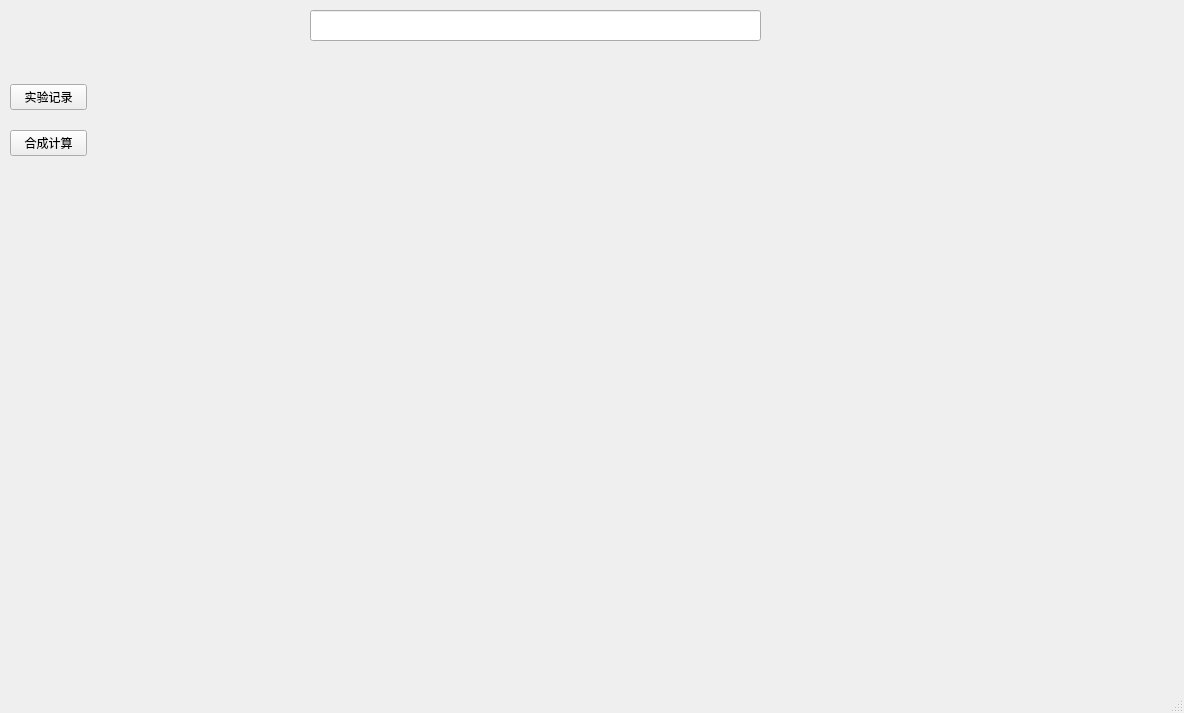
First picture: the form in mainwindow.ui, repository wizxm/ChemELN, before the edit.
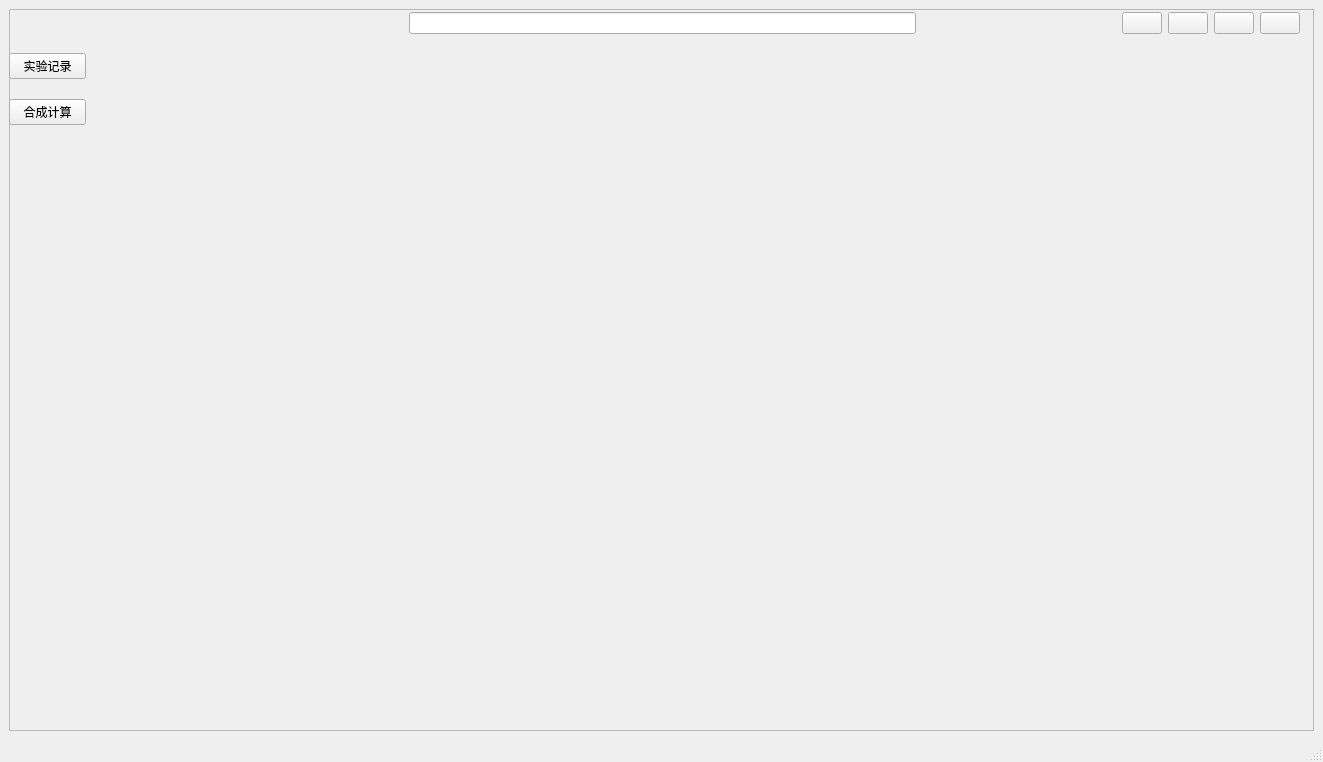
Second picture: the form after the edit. Icons and pictures are not drawn.

```diff
--- a/mainwindow.ui
+++ b/mainwindow.ui
@@ -6,8 +6,8 @@
    <rect>
     <x>0</x>
     <y>0</y>
-    <width>1184</width>
-    <height>713</height>
+    <width>1323</width>
+    <height>762</height>
    </rect>
   </property>
   <property name="windowTitle">
@@ -17,45 +17,143 @@
    <set>Qt::ImhNone</set>
   </property>
   <widget class="QWidget" name="centralwidget">
-   <widget class="QLineEdit" name="lineEdit">
-    <property name="geometry">
-     <rect>
-      <x>310</x>
-      <y>10</y>
-      <width>451</width>
-      <height>31</height>
-     </rect>
-    </property>
-    <property name="inputMethodHints">
-     <set>Qt::ImhDate</set>
-    </property>
-   </widget>
-   <widget class="QWidget" name="">
-    <property name="geometry">
-     <rect>
-      <x>10</x>
-      <y>70</y>
-      <width>77</width>
-      <height>101</height>
-     </rect>
-    </property>
-    <layout class="QVBoxLayout" name="verticalLayout">
-     <item>
-      <widget class="QPushButton" name="pushButton">
-       <property name="text">
-        <string>实验记录</string>
+   <layout class="QVBoxLayout" name="verticalLayout_2">
+    <item>
+     <widget class="QFrame" name="frame">
+      <property name="frameShape">
+       <enum>QFrame::StyledPanel</enum>
+      </property>
+      <property name="frameShadow">
+       <enum>QFrame::Raised</enum>
+      </property>
+      <widget class="QWidget" name="layoutWidget">
+       <property name="geometry">
+        <rect>
+         <x>0</x>
+         <y>30</y>
+         <width>77</width>
+         <height>101</height>
+        </rect>
        </property>
+       <layout class="QVBoxLayout" name="verticalLayout">
+        <item>
+         <widget class="QPushButton" name="pushButton">
+          <property name="text">
+           <string>实验记录</string>
+          </property>
+         </widget>
+        </item>
+        <item>
+         <widget class="QPushButton" name="pushButton_2">
+          <property name="text">
+           <string>合成计算</string>
+          </property>
+         </widget>
+        </item>
+       </layout>
       </widget>
-     </item>
-     <item>
-      <widget class="QPushButton" name="pushButton_2">
-       <property name="text">
-        <string>合成计算</string>
+      <widget class="QWidget" name="">
+       <property name="geometry">
+        <rect>
+         <x>0</x>
+         <y>0</y>
+         <width>1291</width>
+         <height>28</height>
+        </rect>
        </property>
+       <layout class="QHBoxLayout" name="horizontalLayout_2">
+        <item>
+         <spacer name="horizontalSpacer_2">
+          <property name="orientation">
+           <enum>Qt::Horizontal</enum>
+          </property>
+          <property name="sizeType">
+           <enum>QSizePolicy::Fixed</enum>
+          </property>
+          <property name="sizeHint" stdset="0">
+           <size>
+            <width>400</width>
+            <height>20</height>
+           </size>
+          </property>
+         </spacer>
+        </item>
+        <item>
+         <widget class="QLineEdit" name="lineEdit">
+          <property name="inputMethodHints">
+           <set>Qt::ImhDate</set>
+          </property>
+         </widget>
+        </item>
+        <item>
+         <spacer name="horizontalSpacer">
+          <property name="orientation">
+           <enum>Qt::Horizontal</enum>
+          </property>
+          <property name="sizeType">
+           <enum>QSizePolicy::Fixed</enum>
+          </property>
+          <property name="sizeHint" stdset="0">
+           <size>
+            <width>200</width>
+            <height>20</height>
+           </size>
+          </property>
+         </spacer>
+        </item>
+        <item>
+         <layout class="QHBoxLayout" name="horizontalLayout">
+          <item>
+           <widget class="QPushButton" name="pushButton_3">
+            <property name="styleSheet">
+             <string notr="true">image: url(:/new/prefix1/res/options.png);</string>
+            </property>
+            <property name="text">
+             <string/>
+            </property>
+           </widget>
+          </item>
+          <item>
+           <widget class="QPushButton" name="pushButton_4">
+            <property name="styleSheet">
+             <string notr="true">image: url(:/new/prefix1/res/minimize.png);</string>
+            </property>
+            <property name="text">
+             <string/>
+            </property>
+           </widget>
+          </item>
+          <item>
+           <widget class="QPushButton" name="pushButton_5">
+            <property name="styleSheet">
+             <string notr="true">image: url(:/new/prefix1/res/maximize.png);</string>
+            </property>
+            <property name="text">
+             <string/>
+            </property>
+           </widget>
+          </item>
+          <item>
+           <widget class="QPushButton" name="pushButton_6">
+            <property name="styleSheet">
+             <string notr="true">image: url(:/new/prefix1/res/close.png);</string>
+            </property>
+            <property name="text">
+             <string/>
+            </property>
+            <property name="icon">
+             <iconset theme="standard">
+              <normaloff>.</normaloff>.</iconset>
+            </property>
+           </widget>
+          </item>
+         </layout>
+        </item>
+       </layout>
       </widget>
-     </item>
-    </layout>
-   </widget>
+     </widget>
+    </item>
+   </layout>
   </widget>
   <widget class="QStatusBar" name="statusbar"/>
  </widget>
```
Left out of the diff: 55 changed lines with no effect on the pictures.
